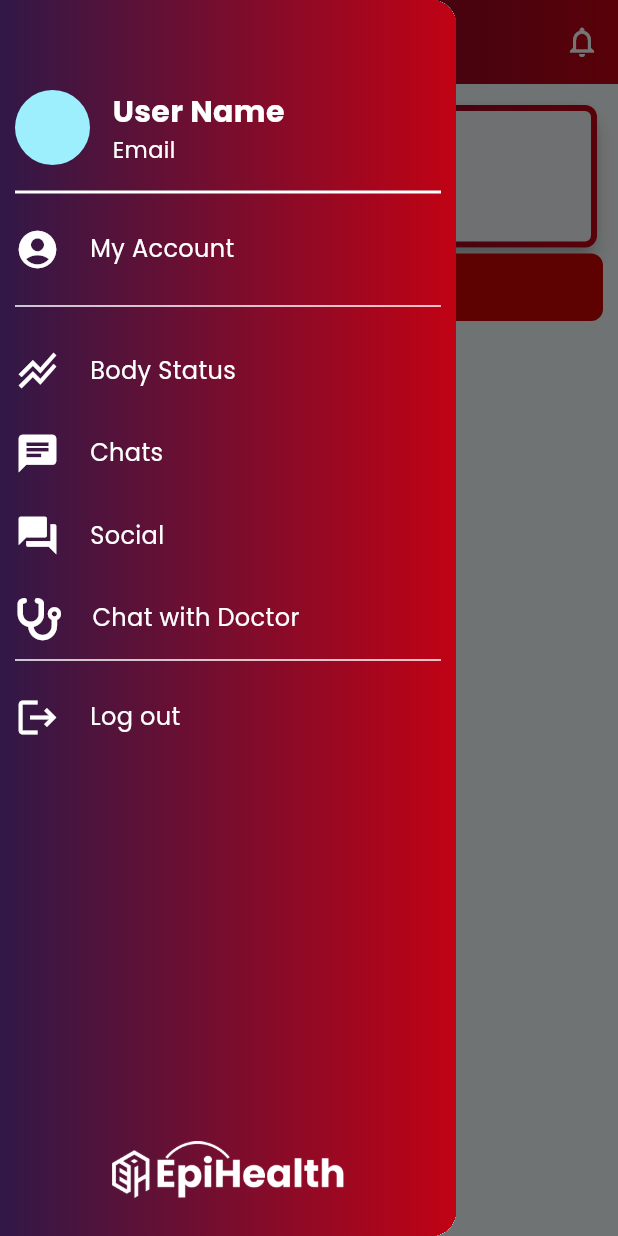
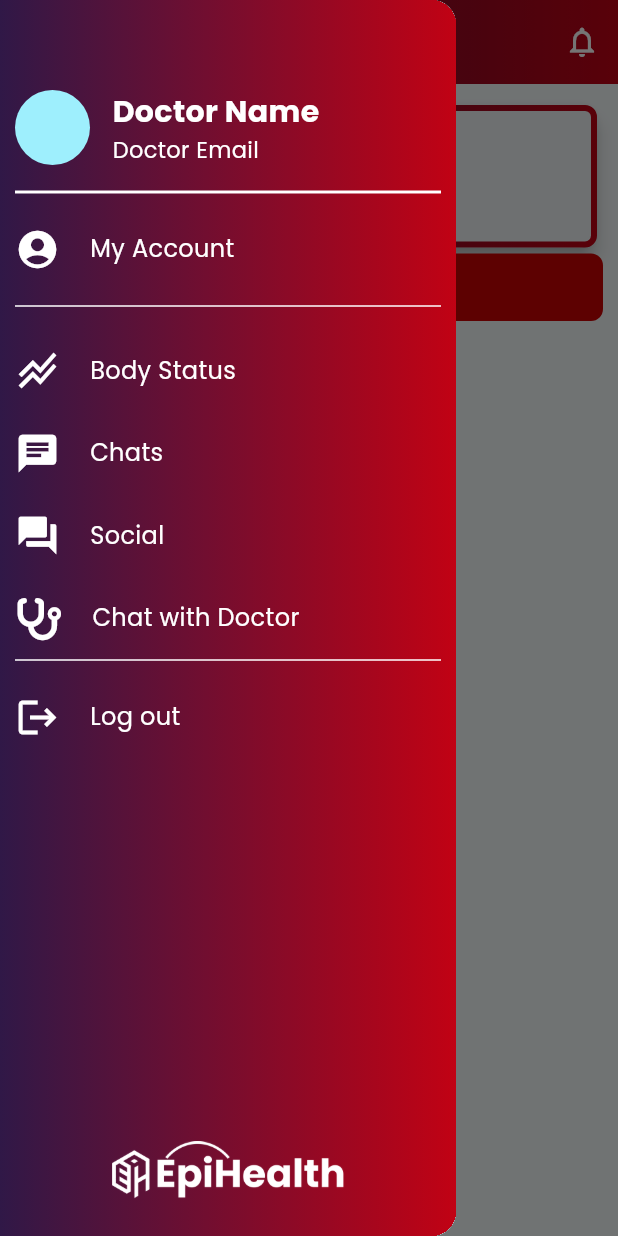
Before and after one commit to WeiHen01/PSM_MobileApp_Flutter, a Flutter app: the DoctorHomePage screen opened directly, in the side drawer, after a tap on "Welcome back!", on a phone screen of 412 x 824 dp. Run offline on Flutter 3.47's test engine with Material 3 defaults, Android fonts, the phone set to English and light mode, and no system bars; our stand-ins replace circle_nav_bar, font_awesome_flutter, google_fonts, gradient_borders, simple_gradient_text; missing offline and left inert: art_sweetalert, gradient_icon, mongo_dart; network calls fail.

Commit message:
Update UI

```diff
--- a/psm_b032110201_mobileapp_flutter/lib/View/Doctor/Home.dart
+++ b/psm_b032110201_mobileapp_flutter/lib/View/Doctor/Home.dart
@@ -4,17 +4,16 @@ import 'package:google_fonts/google_fonts.dart';
 import 'package:gradient_borders/box_borders/gradient_box_border.dart';
 import 'package:simple_gradient_text/simple_gradient_text.dart';
 
-import '../../main.dart';
 import '../Login Menu.dart';
-import '../Patient/Home.dart';
 import 'Profile/Profile.dart';
 
 class DoctorHomePage extends StatefulWidget {
 
   final int? id;
   final String? name;
+  final String? email;
 
-  DoctorHomePage({Key? key, this.id, this.name});
+  DoctorHomePage({Key? key, this.id, this.name, this.email});
 
   @override
   State<DoctorHomePage> createState() => _DoctorHomePageState();
@@ -58,13 +57,13 @@ class _DoctorHomePageState extends State<DoctorHomePage> {
                     mainAxisAlignment: MainAxisAlignment.center,
                     children: [
 
-                      Text("User Name", style: GoogleFonts.poppins(
+                      Text(widget.name ?? 'Doctor Name', style: GoogleFonts.poppins(
                           fontSize: 20.0, fontWeight: FontWeight.bold,
                           color: Colors.white
                         ),
                       ),
 
-                      Text("Email", style: GoogleFonts.poppins(
+                      Text(widget.email ?? 'Doctor Email', style: GoogleFonts.poppins(
                           fontSize: 15.0, color: Colors.white
                         ),
                       ),
@@ -90,7 +89,7 @@ class _DoctorHomePageState extends State<DoctorHomePage> {
               InkWell(
                 onTap:() => Navigator.push(
                   context, MaterialPageRoute(
-                    builder: (context) => DoctorProfile()
+                    builder: (context) => DoctorProfile(id: widget.id ?? 0, name: widget.name ?? '')
                   )
                 ),
                 child: SizedBox(
--- a/psm_b032110201_mobileapp_flutter/lib/View/Doctor/Login.dart
+++ b/psm_b032110201_mobileapp_flutter/lib/View/Doctor/Login.dart
@@ -60,6 +60,7 @@ class _DoctorLoginState extends State<DoctorLogin> {
       final doctor = doctorData['doctor'];
       var doctor_id = doctor["DoctorID"];
       var doctor_name = doctor["DoctorName"];
+      var doctor_email = doctor["DoctorEmail"];
 
       ArtSweetAlert.show(
           context: context,
@@ -69,7 +70,7 @@ class _DoctorLoginState extends State<DoctorLogin> {
             text: "You may proceed to go to home page!",
             onConfirm: (){
               Navigator.push(context,
-                MaterialPageRoute(builder: (context)=> DoctorHomePage(id: doctor_id, name: doctor_name,))
+                MaterialPageRoute(builder: (context)=> DoctorHomePage(id: doctor_id, name: doctor_name, email: doctor_email))
               );
             }
           ),
--- a/psm_b032110201_mobileapp_flutter/lib/View/Doctor/Profile/Profile.dart
+++ b/psm_b032110201_mobileapp_flutter/lib/View/Doctor/Profile/Profile.dart
@@ -4,6 +4,7 @@ import 'package:gradient_borders/gradient_borders.dart';
 import 'package:simple_gradient_text/simple_gradient_text.dart';
 
 import '../../../Controller/Request Controller.dart';
+import 'Edit Profile.dart';
 
 
 class DoctorProfile extends StatefulWidget {
@@ -142,7 +143,9 @@ class _DoctorProfileState extends State<DoctorProfile> {
 
 
                                 InkWell(
-                                  onTap: null,
+                                  onTap: () => Navigator.push(
+                                    context, MaterialPageRoute(builder: (context) => DoctorEditProfile(id: widget.id, name: widget.name, email: email))
+                                  ),
                                   child: Card(
                                     child: Container(
                                       padding: const EdgeInsets.all(10),
--- a/psm_b032110201_mobileapp_flutter/lib/View/Patient/Login.dart
+++ b/psm_b032110201_mobileapp_flutter/lib/View/Patient/Login.dart
@@ -59,6 +59,7 @@ class _PatientLoginState extends State<PatientLogin> {
       final patient = patientData['patient'];
       var patient_id = patient["PatientID"];
       var patient_name = patient["PatientName"];
+      var patient_email = patient["PatientEmail"];
 
       ArtSweetAlert.show(
           context: context,
@@ -68,7 +69,7 @@ class _PatientLoginState extends State<PatientLogin> {
             text: "You may proceed to go to home page!",
             onConfirm: (){
               Navigator.push(context,
-                MaterialPageRoute(builder: (context)=> PatientHomePage(id: patient_id, name: patient_name))
+                MaterialPageRoute(builder: (context)=> PatientHomePage(id: patient_id, name: patient_name, email: patient_email,))
               );
             }
           ),
```
Also changed, not shown: psm_b032110201_mobileapp_flutter/lib/View/Doctor/Profile/Edit Profile.dart (+30 -1 lines), psm_b032110201_mobileapp_flutter/lib/View/Patient/Home.dart (+6 -8 lines).
